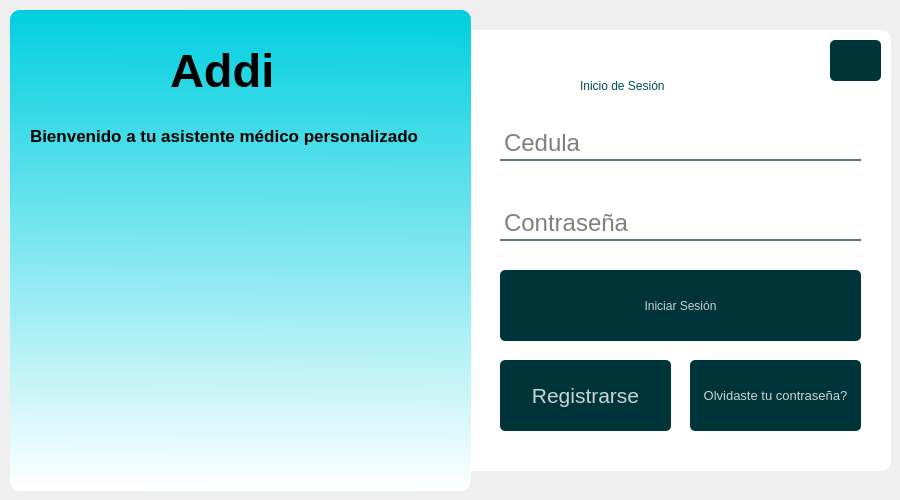
Above: ui/login.ui from daburneo1/addi before the change. Below: the same form after it.
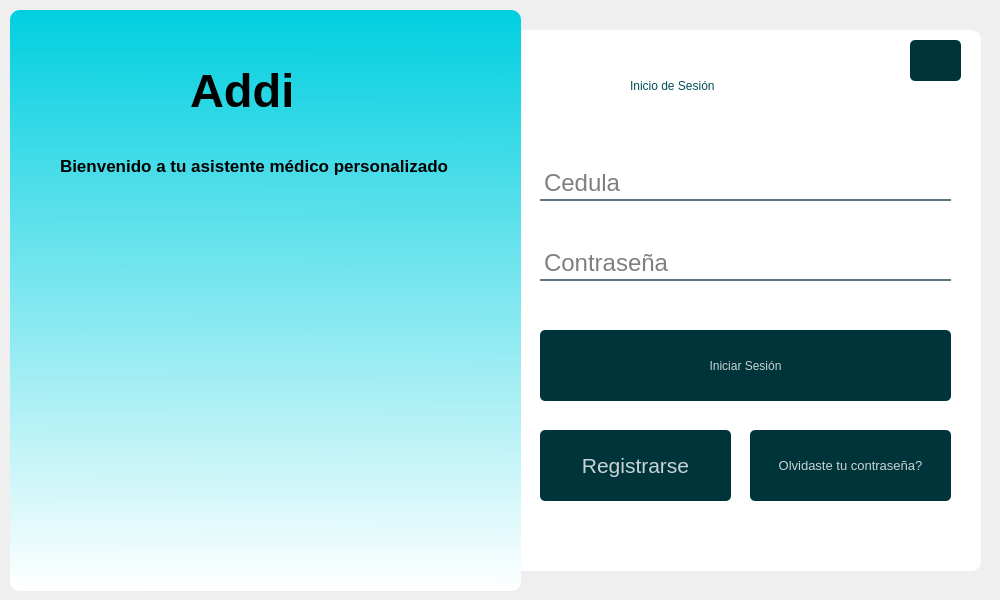
That is the form after the change. Icons and pictures are not drawn.

What changed in the file:
```diff
--- a/ui/login.ui
+++ b/ui/login.ui
@@ -6,20 +6,20 @@
    <rect>
     <x>0</x>
     <y>0</y>
-    <width>900</width>
-    <height>500</height>
+    <width>1000</width>
+    <height>600</height>
    </rect>
   </property>
   <property name="minimumSize">
    <size>
-    <width>900</width>
-    <height>500</height>
+    <width>1000</width>
+    <height>600</height>
    </size>
   </property>
   <property name="maximumSize">
    <size>
-    <width>900</width>
-    <height>500</height>
+    <width>1000</width>
+    <height>600</height>
    </size>
   </property>
   <property name="windowTitle">
@@ -30,8 +30,8 @@
     <rect>
      <x>0</x>
      <y>10</y>
-     <width>901</width>
-     <height>491</height>
+     <width>991</width>
+     <height>581</height>
     </rect>
    </property>
    <property name="styleSheet">
@@ -55,8 +55,8 @@
      <rect>
       <x>460</x>
       <y>20</y>
-      <width>431</width>
-      <height>441</height>
+      <width>521</width>
+      <height>541</height>
      </rect>
     </property>
     <property name="styleSheet">
@@ -72,8 +72,8 @@
      <rect>
       <x>10</x>
       <y>0</y>
-      <width>461</width>
-      <height>481</height>
+      <width>511</width>
+      <height>581</height>
      </rect>
     </property>
     <property name="styleSheet">
@@ -89,9 +89,9 @@
    <widget class="QLabel" name="label_3">
     <property name="geometry">
      <rect>
-      <x>580</x>
+      <x>630</x>
       <y>60</y>
-      <width>191</width>
+      <width>231</width>
       <height>31</height>
      </rect>
     </property>
@@ -107,9 +107,9 @@
    <widget class="QLineEdit" name="lineEditCedula">
     <property name="geometry">
      <rect>
-      <x>500</x>
-      <y>120</y>
-      <width>361</width>
+      <x>540</x>
+      <y>160</y>
+      <width>411</width>
       <height>31</height>
      </rect>
     </property>
@@ -132,9 +132,9 @@
    <widget class="QLineEdit" name="lineEditPass">
     <property name="geometry">
      <rect>
-      <x>500</x>
-      <y>200</y>
-      <width>361</width>
+      <x>540</x>
+      <y>240</y>
+      <width>411</width>
       <height>31</height>
      </rect>
     </property>
@@ -160,9 +160,9 @@
    <widget class="QPushButton" name="pushButtonLogin">
     <property name="geometry">
      <rect>
-      <x>500</x>
-      <y>260</y>
-      <width>361</width>
+      <x>540</x>
+      <y>320</y>
+      <width>411</width>
       <height>71</height>
      </rect>
     </property>
@@ -176,9 +176,9 @@
    <widget class="QPushButton" name="pushButtonRegistrarse">
     <property name="geometry">
      <rect>
-      <x>500</x>
-      <y>350</y>
-      <width>171</width>
+      <x>540</x>
+      <y>420</y>
+      <width>191</width>
       <height>71</height>
      </rect>
     </property>
@@ -194,9 +194,9 @@
    <widget class="QPushButton" name="pushButtonForgot">
     <property name="geometry">
      <rect>
-      <x>690</x>
-      <y>350</y>
-      <width>171</width>
+      <x>750</x>
+      <y>420</y>
+      <width>201</width>
       <height>71</height>
      </rect>
     </property>
@@ -212,8 +212,8 @@
    <widget class="QLabel" name="label_4">
     <property name="geometry">
      <rect>
-      <x>170</x>
-      <y>30</y>
+      <x>190</x>
+      <y>50</y>
       <width>131</width>
       <height>61</height>
      </rect>
@@ -232,8 +232,8 @@
    <widget class="QLabel" name="label_5">
     <property name="geometry">
      <rect>
-      <x>30</x>
-      <y>100</y>
+      <x>60</x>
+      <y>130</y>
       <width>421</width>
       <height>51</height>
      </rect>
@@ -268,8 +268,8 @@
    <widget class="QLabel" name="label_7">
     <property name="geometry">
      <rect>
-      <x>110</x>
-      <y>130</y>
+      <x>130</x>
+      <y>200</y>
       <width>271</width>
       <height>331</height>
      </rect>
@@ -287,7 +287,7 @@
    <widget class="QPushButton" name="pushButtonCerrar">
     <property name="geometry">
      <rect>
-      <x>830</x>
+      <x>910</x>
       <y>30</y>
       <width>51</width>
       <height>41</height>
```
